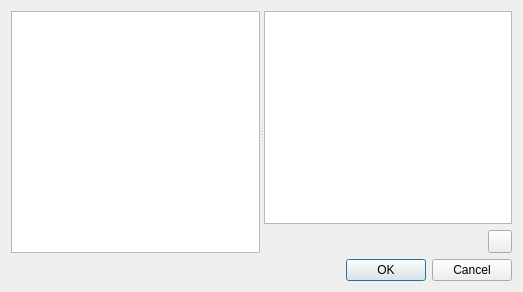
Old version of the form GGEditor_src/ui/dialogs/ggmediamanagerdialog.ui in the repository kingnak/GameGenerator.
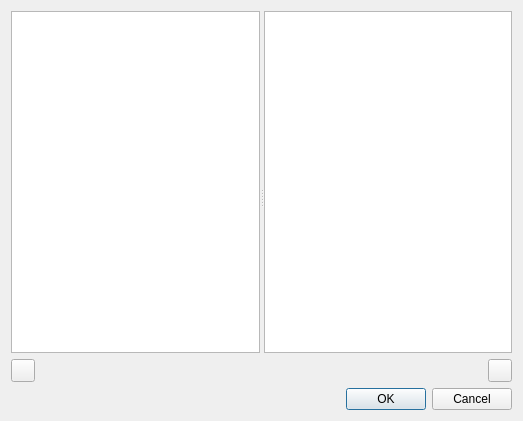
New version of the form. Icons and pictures are not drawn.

Patch:
```diff
--- a/GGEditor_src/ui/dialogs/ggmediamanagerdialog.ui
+++ b/GGEditor_src/ui/dialogs/ggmediamanagerdialog.ui
@@ -7,22 +7,54 @@
     <x>0</x>
     <y>0</y>
     <width>523</width>
-    <height>292</height>
+    <height>421</height>
    </rect>
   </property>
   <property name="windowTitle">
    <string>Dialog</string>
   </property>
-  <layout class="QVBoxLayout" name="verticalLayout_2">
+  <layout class="QVBoxLayout" name="verticalLayout_3">
    <item>
     <widget class="QSplitter" name="splitter">
      <property name="orientation">
       <enum>Qt::Horizontal</enum>
      </property>
-     <property name="childrenCollapsible">
-      <bool>false</bool>
-     </property>
-     <widget class="QTreeView" name="treeFolders"/>
+     <widget class="QWidget" name="">
+      <layout class="QVBoxLayout" name="verticalLayout_2">
+       <item>
+        <widget class="QTreeView" name="treeFolders"/>
+       </item>
+       <item>
+        <layout class="QHBoxLayout" name="horizontalLayout_2">
+         <item>
+          <widget class="QToolButton" name="btnSynch">
+           <property name="text">
+            <string notr="true"/>
+           </property>
+           <property name="icon">
+            <iconset>
+             <normalon>:/icons/reload</normalon>
+            </iconset>
+           </property>
+          </widget>
+         </item>
+         <item>
+          <spacer name="horizontalSpacer_2">
+           <property name="orientation">
+            <enum>Qt::Horizontal</enum>
+           </property>
+           <property name="sizeHint" stdset="0">
+            <size>
+             <width>40</width>
+             <height>20</height>
+            </size>
+           </property>
+          </spacer>
+         </item>
+        </layout>
+       </item>
+      </layout>
+     </widget>
      <widget class="QWidget" name="layoutWidget">
       <layout class="QVBoxLayout" name="verticalLayout">
        <item>
```
